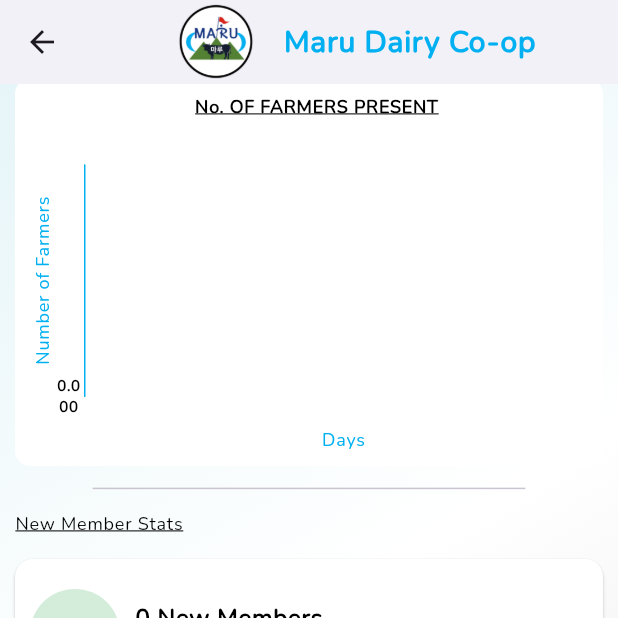
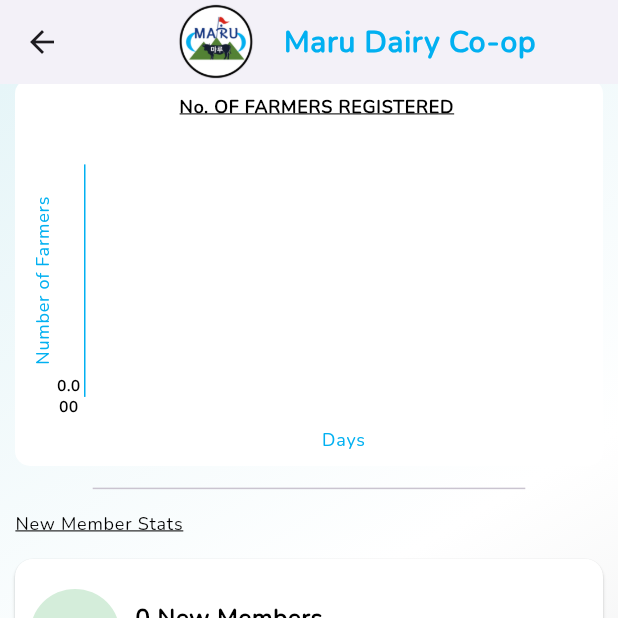
Before and after one commit to Hilary-2000/maru_dairy_app, a Flutter app: the adminDashboard screen opened by its route, scrolled down 871 dp, on a phone screen of 412 x 824 dp, the top half of it. Run offline on Flutter 3.47's test engine with Material 3 defaults, Android fonts, the light colour scheme and no system bars; drawn by our look-alikes of fl_chart, skeletonizer; our stand-ins replace firebase_core, firebase_messaging, flutter_local_notifications, flutter_secure_storage, flutter_spinkit, font_awesome_flutter and 4 more; missing offline and left inert: bottom_picker, qr_code_scanner; accounts and stored records are empty; network calls fail.

Commit message:
Administrator action

```diff
--- a/lib/pages/admin/dashboard.dart
+++ b/lib/pages/admin/dashboard.dart
@@ -1287,7 +1287,7 @@ class _AdminDashboardState extends State<AdminDashboard> {
                               crossAxisAlignment: CrossAxisAlignment.start,
                               children: [
                                 Text(
-                                  "$member_present_count Farmers Present",
+                                  "$member_present_count Farmers Registered",
                                   style: customs.darkTextStyle(
                                       size: 16,
                                       fontweight: FontWeight.bold),
@@ -1324,7 +1324,7 @@ class _AdminDashboardState extends State<AdminDashboard> {
                     child: Column(
                       children: [
                         Text(
-                          "No. OF FARMERS PRESENT",
+                          "No. OF FARMERS REGISTERED",
                           style: customs.darkTextStyle(
                               size: 12,
                               underline: true,
--- a/lib/pages/member/chat_administrators.dart
+++ b/lib/pages/member/chat_administrators.dart
@@ -270,6 +270,8 @@ class _ChatAdministratorsState extends State<ChatAdministrators> {
                                   });
                                   await Navigator.pushNamed(context, "/admin_member_details", arguments: {"index" : 0, "member_id": member_id});
                                 }else if(result == "clear_chat"){
+                                  customs.maruSnackBar(context: context, text: "You can`t clear chats at the moment!");
+                                  return;
                                   bool clear_chat = await _confirmChatClearing() ?? false;
                                   if(clear_chat){
                                     if(chats.length > 0){
--- a/lib/pages/super_admin/dashboard.dart
+++ b/lib/pages/super_admin/dashboard.dart
@@ -1294,7 +1294,7 @@ class _SuperAdminDashState extends State<SuperAdminDash> {
                               crossAxisAlignment: CrossAxisAlignment.start,
                               children: [
                                 Text(
-                                  "$member_present_count Farmers Present",
+                                  "$member_present_count Farmers Registered",
                                   style: customs.darkTextStyle(
                                       size: 16,
                                       fontweight: FontWeight.bold),
@@ -1331,7 +1331,7 @@ class _SuperAdminDashState extends State<SuperAdminDash> {
                     child: Column(
                       children: [
                         Text(
-                          "No. OF FARMERS PRESENT",
+                          "No. OF FARMERS REGISTERED",
                           style: customs.darkTextStyle(
                               size: 15,
                               underline: true,
--- a/lib/pages/technician/dashboard.dart
+++ b/lib/pages/technician/dashboard.dart
@@ -347,6 +347,7 @@ class _TechnicianDashboardState extends State<TechnicianDashboard> {
     ApiConnection apiConnection = new ApiConnection();
     String? token = await _storage.read(key: 'token');
     var dash_data = await apiConnection.getTechnicianDashboard(token!, period);
+    print(dash_data);
 
     //set the map data
     if (isValidJson(dash_data)) {
```
